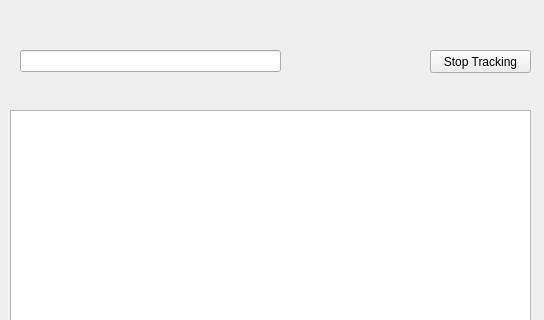
First picture: the form in ui/qamster.ui, repository Narfinger/qamster, before the edit; both pictures show x 0 to 544 and y 0 to 320 of the 544 by 544 pixel window.
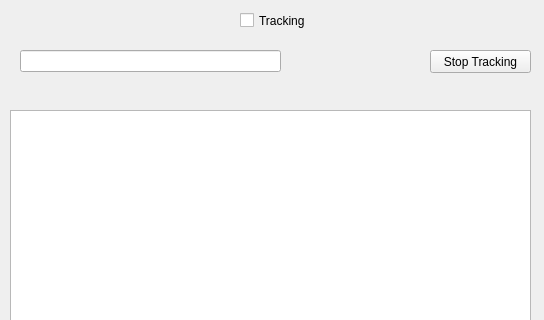
Second picture: the form after the edit.

The edit to the form file:
```diff
--- a/ui/qamster.ui
+++ b/ui/qamster.ui
@@ -47,6 +47,19 @@
      </rect>
     </property>
    </widget>
+   <widget class="QCheckBox" name="checkBox">
+    <property name="geometry">
+     <rect>
+      <x>240</x>
+      <y>10</y>
+      <width>161</width>
+      <height>21</height>
+     </rect>
+    </property>
+    <property name="text">
+     <string>Tracking</string>
+    </property>
+   </widget>
   </widget>
   <widget class="QMenuBar" name="menubar">
    <property name="geometry">
```
Left out of the diff: 4 changed lines with no effect on the pictures.
